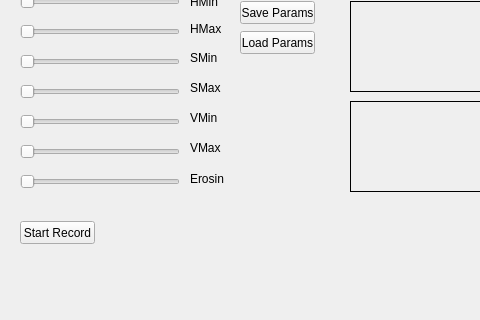
This is Task2Solution/mainwindow.ui in Iftimie/HackSociety as Qt 5 draws it before an edit; both pictures show x 0 to 480 and y 186 to 506 of the 1059 by 506 pixel window. The edited form follows.
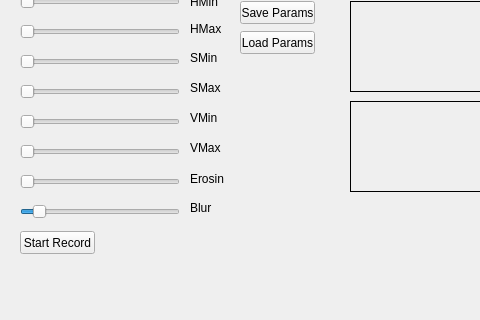
This is the edited form. Custom widgets are drawn as their Qt base class.

```diff
--- a/Task2Solution/mainwindow.ui
+++ b/Task2Solution/mainwindow.ui
@@ -311,7 +311,7 @@
     <property name="geometry">
      <rect>
       <x>20</x>
-      <y>390</y>
+      <y>400</y>
       <width>75</width>
       <height>23</height>
      </rect>
@@ -498,6 +498,41 @@
      <double>0.150000000000000</double>
     </property>
    </widget>
+   <widget class="QSlider" name="horizontalSlider_2">
+    <property name="geometry">
+     <rect>
+      <x>20</x>
+      <y>370</y>
+      <width>160</width>
+      <height>22</height>
+     </rect>
+    </property>
+    <property name="minimum">
+     <number>3</number>
+    </property>
+    <property name="singleStep">
+     <number>2</number>
+    </property>
+    <property name="value">
+     <number>11</number>
+    </property>
+    <property name="orientation">
+     <enum>Qt::Horizontal</enum>
+    </property>
+   </widget>
+   <widget class="QLabel" name="label_8">
+    <property name="geometry">
+     <rect>
+      <x>190</x>
+      <y>370</y>
+      <width>47</width>
+      <height>13</height>
+     </rect>
+    </property>
+    <property name="text">
+     <string>Blur</string>
+    </property>
+   </widget>
   </widget>
   <widget class="QMenuBar" name="menuBar">
    <property name="geometry">
```
